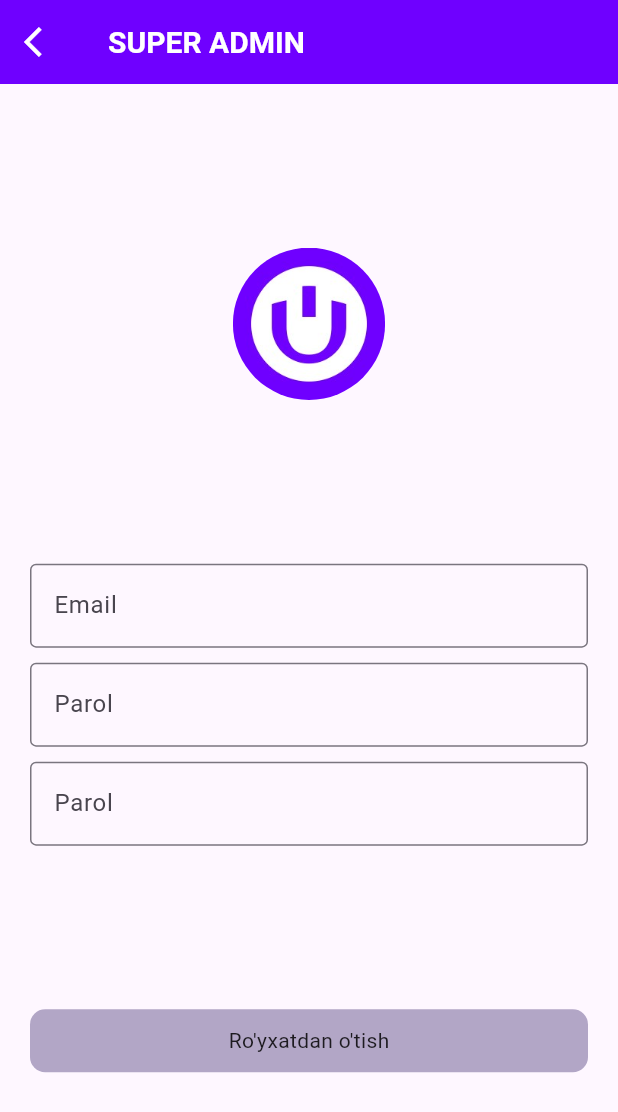
After one commit to Online-tech-shop/admin_panel, a Flutter app: the SuperAdminSignUp screen opened by its route, on a phone screen of 412 x 824 dp. The commit adds this screen. Shown: the top 1112 px of the screen. Run offline on Flutter 3.47's test engine with Material 3 defaults, Android fonts, the phone set to English and light mode, and no system bars; our stand-ins replace flutter_screenutil, salomon_bottom_bar; network calls fail.

Commit message:
login, sigup pages are done

```diff
--- /dev/null
+++ b/lib/service/http/admin_login_http_service.dart
@@ -0,0 +1,108 @@
+// import 'dart:convert';
+//
+// import 'package:http/http.dart' as http;
+//
+// class AdminLoginHttpService {
+//   final String _apiKey = 'AIzaSyClOZuEggHN1fxUh0yqNTTJ6Nz_HtvGtX0';
+//
+//   Future<void> _authenticate({
+//     required String email,
+//     required String password,
+//     required String query,
+//   }) async {
+//     Uri url = Uri.parse(
+//       'https://identitytoolkit.googleapis.com/v1/accounts:$query?key=$_apiKey',
+//     );
+//
+//     try {
+//       final http.Response response = await http.post(
+//         url,
+//         body: jsonEncode(
+//           {
+//             'email': email,
+//             'password': password,
+//             'returnSecureToken': false,
+//           },
+//         ),
+//       );
+//       print(response.body);
+//       final data = jsonDecode(response.body);
+//       if (response.statusCode != 200) {
+//         throw (data['error']['message']);
+//       }
+//     } catch (e) {
+//       rethrow;
+//     }
+//   }
+//
+//   Future<void> register(
+//       {required String email, required String password}) async {
+//     await _authenticate(
+//       email: email,
+//       password: password,
+//       query: 'signUp',
+//     );
+//   }
+//
+//   Future<void> login({required String email, required String password}) async {
+//     await _authenticate(
+//       email: email,
+//       password: password,
+//       query: 'signInWithPassword',
+//     );
+//   }
+// }
+
+import 'dart:convert';
+import 'package:http/http.dart' as http;
+
+class AdminLoginHttpService {
+  final String _apiKey = 'AIzaSyClOZuEggHN1fxUh0yqNTTJ6Nz_HtvGtX0';
+
+  Future<Map<String, dynamic>> _authenticate({
+    required String email,
+    required String password,
+    required String query,
+  }) async {
+    Uri url = Uri.parse(
+      'https://identitytoolkit.googleapis.com/v1/accounts:$query?key=$_apiKey',
+    );
+
+    try {
+      final http.Response response = await http.post(
+        url,
+        body: jsonEncode(
+          {
+            'email': email,
+            'password': password,
+            'returnSecureToken': true,
+          },
+        ),
+      );
+      final data = jsonDecode(response.body) as Map<String, dynamic>;
+      if (response.statusCode != 200) {
+        throw Exception(data['error']['message']);
+      }
+      return data;
+    } catch (e) {
+      rethrow;
+    }
+  }
+
+  Future<void> register(
+      {required String email, required String password}) async {
+    await _authenticate(
+      email: email,
+      password: password,
+      query: 'signUp',
+    );
+  }
+
+  Future<void> login({required String email, required String password}) async {
+    await _authenticate(
+      email: email,
+      password: password,
+      query: 'signInWithPassword',
+    );
+  }
+}
--- a/lib/utils/routes.dart
+++ b/lib/utils/routes.dart
@@ -3,27 +3,38 @@ import 'package:uzum_market_admin_panel/models/product_model.dart';
 import 'package:uzum_market_admin_panel/models/review_model.dart';
 import 'package:uzum_market_admin_panel/views/screen/edit_product_screen.dart';
 import 'package:uzum_market_admin_panel/views/screen/home_screen.dart';
+import 'package:uzum_market_admin_panel/views/screen/login.dart';
+import 'package:uzum_market_admin_panel/views/screen/super_admin_sign_up.dart';
 
 class RouteName {
   static const String home = '/home';
   static const String allProducts = '/allProductsScreen';
   static const String product = '/manageProductScreen';
+  static const String superAdmin = '/superAdminScreen';
 }
 
 Route<dynamic> generateRoute(RouteSettings settings) {
   switch (settings.name) {
     case RouteName.product:
       Map<String, dynamic> data = settings.arguments as Map<String, dynamic>;
-      return CupertinoPageRoute(
+      return CupertinoPageRoute<List<Review>>(
         builder: (BuildContext context) => ManageProductScreen(
           product: data['product'] as Product,
           productReviews: data['product-reviews'] as List<Review>,
           onProductEdited: data['on-product-edited'] as Function(),
         ),
       );
-    default:
+    case RouteName.home:
       return CupertinoPageRoute(
         builder: (BuildContext context) => const HomeScreen(),
       );
+    case RouteName.superAdmin:
+      return CupertinoPageRoute(
+        builder: (BuildContext context) => SuperAdminSignUp(),
+      );
+    default:
+      return CupertinoPageRoute(
+        builder: (BuildContext context) => const Login(),
+      );
   }
 }
--- /dev/null
+++ b/lib/viewmodel/admin_login_view_model.dart
@@ -0,0 +1,27 @@
+import 'package:uzum_market_admin_panel/service/http/admin_login_http_service.dart';
+
+class AdminLoginViewModel {
+  final AdminLoginHttpService _adminLoginHttpService = AdminLoginHttpService();
+
+  Future<void> loginAdmin({
+    required String email,
+    required String password,
+  }) async {
+    try {
+      await _adminLoginHttpService.login(email: email, password: password);
+    } catch (e) {
+      rethrow;
+    }
+  }
+
+  Future<void> registerNewAdmin({
+    required String email,
+    required String password,
+  }) async {
+    try {
+      await _adminLoginHttpService.register(email: email, password: password);
+    } catch (e) {
+      rethrow;
+    }
+  }
+}
--- /dev/null
+++ b/lib/views/screen/super_admin_sign_up.dart
@@ -0,0 +1,178 @@
+import 'package:flutter/material.dart';
+import 'package:uzum_market_admin_panel/viewmodel/admin_login_view_model.dart';
+import 'package:uzum_market_admin_panel/views/widgets/custom_button_style.dart';
+import 'package:uzum_market_admin_panel/views/widgets/main_logo.dart';
+
+class SuperAdminSignUp extends StatefulWidget {
+  const SuperAdminSignUp({super.key});
+
+  @override
+  State<SuperAdminSignUp> createState() => _SuperAdminSignUpState();
+}
+
+class _SuperAdminSignUpState extends State<SuperAdminSignUp> {
+  final AdminLoginViewModel _authViewmodel = AdminLoginViewModel();
+
+  final TextEditingController _passwordOneController = TextEditingController();
+
+  final TextEditingController _passwordTwoController = TextEditingController();
+  final TextEditingController _emailController = TextEditingController();
+
+  final GlobalKey<FormState> _formKey = GlobalKey<FormState>();
+  bool isLoading = false;
+
+  String email = '';
+
+  String password = '';
+
+  void onSubmitPressed(BuildContext context) async {
+    setState(() {
+      isLoading = true;
+    });
+    if (_formKey.currentState!.validate()) {
+      _formKey.currentState!.save();
+      print(email);
+      print(password);
+      await _authViewmodel
+          .registerNewAdmin(email: email, password: password)
+          .then((value) {
+        _emailController.clear();
+        _passwordOneController.clear();
+        _passwordTwoController.clear();
+        email = '';
+        password = '';
+
+        ScaffoldMessenger.of(context).showSnackBar(
+          const SnackBar(
+            content: Text('Yangi admin muvaffaqiyatli qo\'shildi'),
+          ),
+        );
+      }).catchError((error) {
+        showDialog(
+          context: context,
+          builder: (BuildContext context) => AlertDialog(
+            title: const Text('Error'),
+            content: Column(
+              mainAxisSize: MainAxisSize.min,
+              children: [
+                Text(
+                  error.toString(),
+                ),
+              ],
+            ),
+          ),
+        );
+      });
+    }
+    setState(() {
+      isLoading = false;
+    });
+  }
+
+  @override
+  void dispose() {
+    _passwordOneController.dispose();
+    _passwordTwoController.dispose();
+    super.dispose();
+  }
+
+  @override
+  Widget build(BuildContext context) {
+    return Scaffold(
+      appBar: AppBar(
+        title: const Text('SUPER ADMIN'),
+        leading: GestureDetector(
+          onTap: () => Navigator.of(context).pop(),
+          child: const Icon(
+            Icons.arrow_back_ios,
+            color: Colors.white,
+          ),
+        ),
+      ),
+      body: Padding(
+        padding: const EdgeInsets.symmetric(horizontal: 20.0),
+        child: Column(
+          mainAxisAlignment: MainAxisAlignment.spaceEvenly,
+          children: [
+            const MainLogo(),
+            Form(
+              key: _formKey,
+              child: Column(
+                children: [
+                  TextFormField(
+                    keyboardType: TextInputType.emailAddress,
+                    textInputAction: TextInputAction.next,
+                    controller: _emailController,
+                    decoration: const InputDecoration(
+                      hintText: 'Email',
+                      border: OutlineInputBorder(),
+                    ),
+                    validator: (String? value) {
+                      if (value == null ||
+                          value.trim().isEmpty ||
+                          !RegExp(
+                            "^[a-zA-Z0-9.!#\$%&\'*+/=?^_`{|}~-]+@[a-zA-Z0-9-]+(?:\.[a-zA-Z0-9-]+)*\$",
+                          ).hasMatch(value)) {
+                        return 'Yaroqli elektron pochta manzilini kiriting';
+                      }
+                      return null;
+                    },
+                    onSaved: (String? newValue) {
+                      email = newValue ?? '';
+                    },
+                  ),
+                  const SizedBox(height: 10),
+                  TextFormField(
+                    obscureText: true,
+                    textInputAction: TextInputAction.next,
+                    controller: _passwordOneController,
+                    decoration: const InputDecoration(
+                      hintText: 'Parol',
+                      border: OutlineInputBorder(),
+                    ),
+                    validator: (String? value) {
+                      if (value == null || value.trim().isEmpty) {
+                        return 'Yaroqli parolni kiriting';
+                      }
+                      return null;
+                    },
+                  ),
+                  const SizedBox(height: 10),
+                  TextFormField(
+                    obscureText: true,
+                    textInputAction: TextInputAction.done,
+                    controller: _passwordTwoController,
+                    decoration: const InputDecoration(
+                      hintText: 'Parol',
+                      border: OutlineInputBorder(),
+                    ),
+                    validator: (String? value) {
+                      if (value == null || value.trim().isEmpty) {
+                        return 'Yaroqli parolni kiriting';
+                      } else if (_passwordOneController.text !=
+                          _passwordTwoController.text) {
+                        return 'Parol o\'xshash bo\'lishi kerak';
+                      }
+                      return null;
+                    },
+                    onSaved: (String? newValue) {
+                      password = newValue ?? '';
+                    },
+                  ),
+                ],
+              ),
+            ),
+            isLoading
+                ? const Center(child: CircularProgressIndicator())
+                : GestureDetector(
+                    onTap: () => onSubmitPressed(context),
+                    child: const CustomButtonStyle(
+                      buttonText: 'Ro\'yxatdan o\'tish',
+                    ),
+                  ),
+          ],
+        ),
+      ),
+    );
+  }
+}
--- /dev/null
+++ b/lib/views/widgets/custom_button_style.dart
@@ -0,0 +1,25 @@
+import 'package:flutter/material.dart';
+import 'package:flutter_screenutil/flutter_screenutil.dart';
+
+class CustomButtonStyle extends StatelessWidget {
+  final String buttonText;
+
+  const CustomButtonStyle({super.key, required this.buttonText});
+
+  @override
+  Widget build(BuildContext context) {
+    return Container(
+      padding: EdgeInsets.symmetric(vertical: 10.sp),
+      decoration: BoxDecoration(
+        borderRadius: BorderRadius.circular(10.r),
+        color: Theme.of(context).colorScheme.primary.withOpacity(0.5),
+      ),
+      child: Row(
+        mainAxisAlignment: MainAxisAlignment.center,
+        children: [
+          Text(buttonText),
+        ],
+      ),
+    );
+  }
+}
--- /dev/null
+++ b/lib/views/widgets/main_logo.dart
@@ -0,0 +1,22 @@
+import 'package:flutter/material.dart';
+import 'package:flutter_screenutil/flutter_screenutil.dart';
+
+class MainLogo extends StatelessWidget {
+  const MainLogo({super.key});
+
+  @override
+  Widget build(BuildContext context) {
+    return Container(
+      height: 100.h,
+      width: 100.w,
+      decoration: const BoxDecoration(
+        shape: BoxShape.circle,
+        image: DecorationImage(
+          image: AssetImage(
+            'assets/images/uzum_logo.jpeg',
+          ),
+        ),
+      ),
+    );
+  }
+}
```
Also changed, not shown: lib/service/http/product_http_service.dart (+8 -11 lines), lib/service/http/review_http_service.dart (+10 -7 lines), lib/utils/functions.dart (added, +24 -0 lines), lib/views/screen/all_products_screen.dart (+15 -6 lines), lib/views/screen/edit_product_screen.dart (+27 -42 lines), lib/views/screen/home_screen.dart (+17 -16 lines), lib/views/screen/login.dart (+131 -2 lines), lib/views/widgets/product_container.dart (+23 -12 lines).
